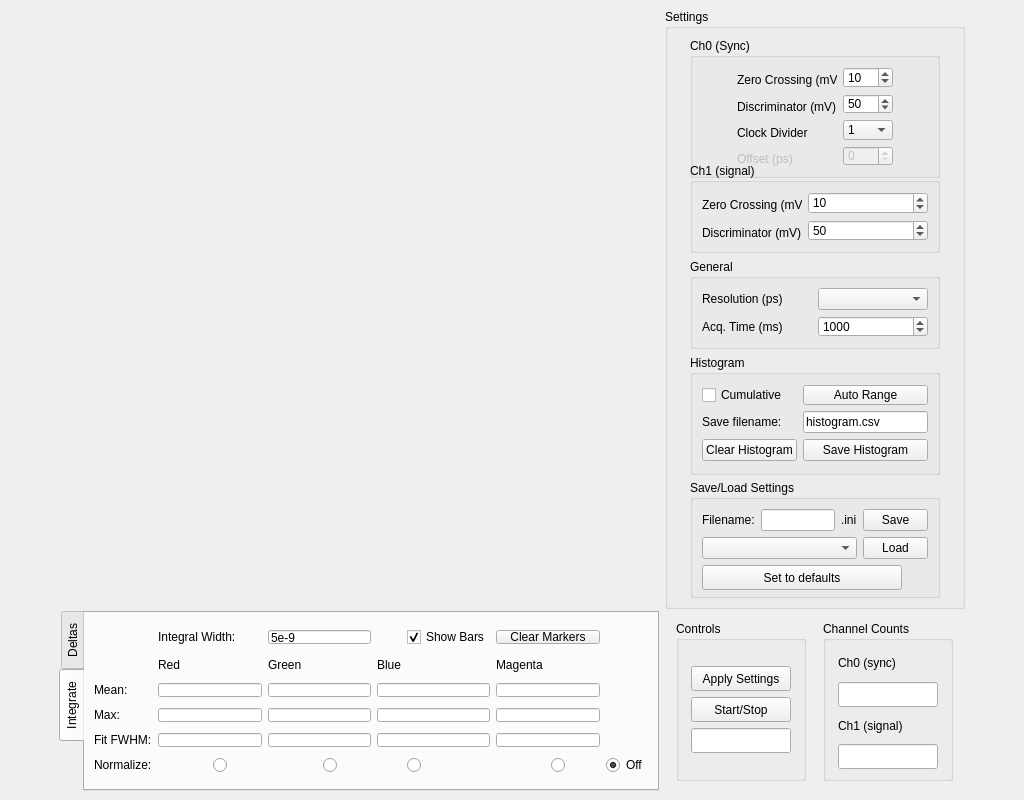
Old version of the form settings_gui.ui in the repository dldlowndes/LD_Pharppy.
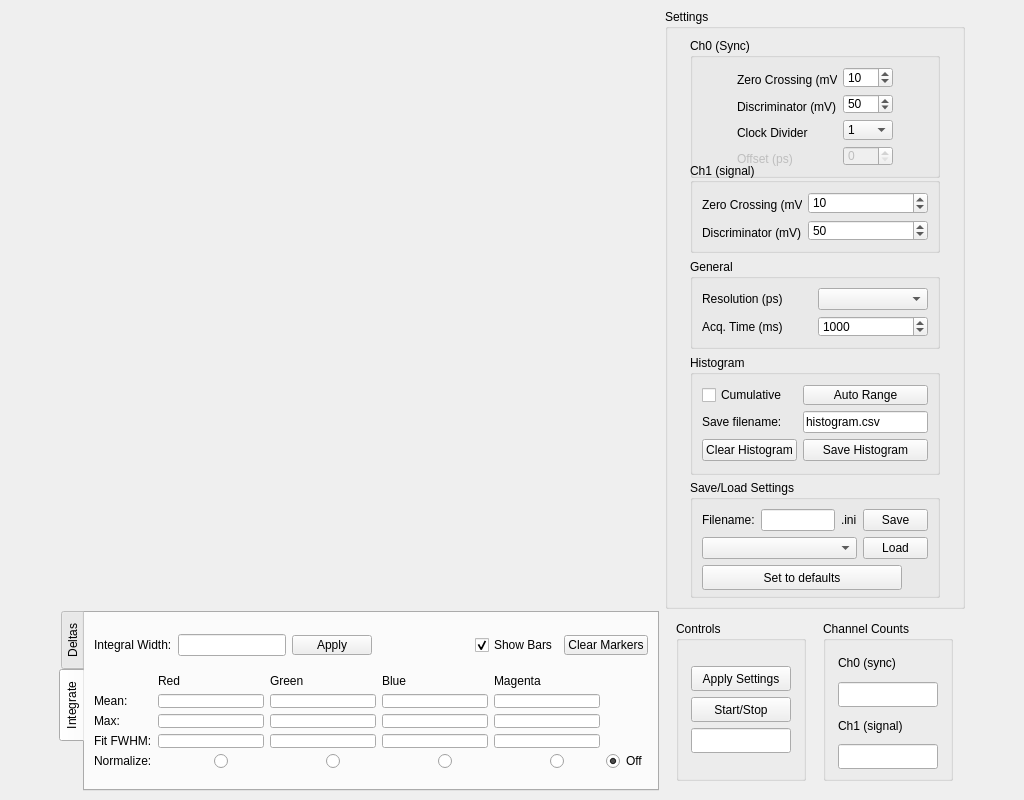
New version of the form. The open tabs and pages were chosen to show the change. Custom widgets are drawn as their Qt base class.

Commit message: integral widths set by GUI fiddled with GUI a bit in light of above.

Diff of the .ui file:
```diff
--- a/settings_gui.ui
+++ b/settings_gui.ui
@@ -1220,18 +1220,10 @@
          <attribute name="title">
           <string>Integrate</string>
          </attribute>
-         <layout class="QGridLayout" name="gridLayout_13">
-          <item row="3" column="1" colspan="2">
-           <widget class="QLineEdit" name="max_Red">
-            <property name="maximumSize">
-             <size>
-              <width>16777215</width>
-              <height>14</height>
-             </size>
-            </property>
-           </widget>
-          </item>
-          <item row="0" column="1" colspan="2">
+         <layout class="QVBoxLayout" name="verticalLayout_2">
+          <item>
+           <layout class="QHBoxLayout" name="horizontalLayout_4">
+            <item>
            <widget class="QLabel" name="label_6">
             <property name="maximumSize">
              <size>
@@ -1244,100 +1236,63 @@
             </property>
            </widget>
           </item>
-          <item row="2" column="0">
-           <widget class="QLabel" name="label_7">
-            <property name="maximumSize">
+            <item>
+             <widget class="QLineEdit" name="integral_Width"/>
+            </item>
+            <item>
+             <widget class="QPushButton" name="button_IntegralWidth">
+              <property name="minimumSize">
              <size>
-              <width>16777215</width>
-              <height>14</height>
-             </size>
-            </property>
-            <property name="text">
-             <string>Mean:</string>
-            </property>
-           </widget>
-          </item>
-          <item row="2" column="1" colspan="2">
-           <widget class="QLineEdit" name="integral_Red">
+                <width>0</width>
+                <height>20</height>
+               </size>
+              </property>
             <property name="maximumSize">
              <size>
               <width>16777215</width>
-              <height>14</height>
-             </size>
-            </property>
-           </widget>
-          </item>
-          <item row="5" column="9">
-           <widget class="QRadioButton" name="normalize_Off">
-            <property name="maximumSize">
+                <height>20</height>
+               </size>
+              </property>
+              <property name="text">
+               <string>Apply</string>
+              </property>
+             </widget>
+            </item>
+            <item>
+             <spacer name="horizontalSpacer">
+              <property name="orientation">
+               <enum>Qt::Horizontal</enum>
+              </property>
+              <property name="sizeHint" stdset="0">
              <size>
-              <width>16777215</width>
-              <height>14</height>
-             </size>
-            </property>
+                <width>40</width>
+                <height>20</height>
+               </size>
+              </property>
+             </spacer>
+            </item>
+            <item>
+             <widget class="QCheckBox" name="option_ShowBars">
             <property name="text">
-             <string>Off</string>
+               <string>Show Bars</string>
             </property>
             <property name="checked">
              <bool>true</bool>
             </property>
            </widget>
           </item>
-          <item row="0" column="3" colspan="2">
-           <widget class="QLineEdit" name="integral_Width">
-            <property name="maximumSize">
-             <size>
-              <width>16777215</width>
-              <height>14</height>
-             </size>
-            </property>
-            <property name="text">
-             <string>5e-9</string>
-            </property>
-           </widget>
-          </item>
-          <item row="5" column="0">
-           <widget class="QLabel" name="label_9">
-            <property name="maximumSize">
-             <size>
-              <width>16777215</width>
-              <height>14</height>
-             </size>
-            </property>
-            <property name="text">
-             <string>Normalize:</string>
-            </property>
-           </widget>
-          </item>
-          <item row="1" column="1">
-           <widget class="QLabel" name="label">
-            <property name="maximumSize">
-             <size>
-              <width>16777215</width>
-              <height>14</height>
-             </size>
-            </property>
-            <property name="text">
-             <string>Red</string>
-            </property>
-           </widget>
-          </item>
-          <item row="3" column="5" colspan="2">
-           <widget class="QLineEdit" name="max_Blue">
-            <property name="maximumSize">
-             <size>
-              <width>16777215</width>
-              <height>14</height>
-             </size>
-            </property>
-           </widget>
-          </item>
-          <item row="0" column="7" colspan="2">
+            <item>
            <widget class="QPushButton" name="button_ClearIntegrals">
+              <property name="minimumSize">
+               <size>
+                <width>0</width>
+                <height>20</height>
+               </size>
+              </property>
             <property name="maximumSize">
              <size>
               <width>16777215</width>
-              <height>14</height>
+                <height>20</height>
              </size>
             </property>
             <property name="text">
@@ -1345,18 +1300,12 @@
             </property>
            </widget>
           </item>
-          <item row="4" column="1" colspan="2">
-           <widget class="QLineEdit" name="fwhm_Red">
-            <property name="maximumSize">
-             <size>
-              <width>16777215</width>
-              <height>14</height>
-             </size>
-            </property>
-           </widget>
+           </layout>
           </item>
-          <item row="5" column="8">
-           <widget class="QRadioButton" name="normalize_Magenta">
+          <item>
+           <layout class="QGridLayout" name="gridLayout_13">
+            <item row="0" column="1">
+             <widget class="QLabel" name="label">
             <property name="maximumSize">
              <size>
               <width>16777215</width>
@@ -1364,11 +1313,11 @@
              </size>
             </property>
             <property name="text">
-             <string/>
+               <string>Red</string>
             </property>
            </widget>
           </item>
-          <item row="1" column="3">
+            <item row="0" column="3">
            <widget class="QLabel" name="label_3">
             <property name="maximumSize">
              <size>
@@ -1381,8 +1330,8 @@
             </property>
            </widget>
           </item>
-          <item row="5" column="6">
-           <widget class="QRadioButton" name="normalize_Blue">
+            <item row="0" column="5">
+             <widget class="QLabel" name="label_4">
             <property name="maximumSize">
              <size>
               <width>16777215</width>
@@ -1390,34 +1339,11 @@
              </size>
             </property>
             <property name="text">
-             <string/>
+               <string>Blue</string>
             </property>
            </widget>
           </item>
-          <item row="4" column="0">
-           <widget class="QLabel" name="label_11">
-            <property name="maximumSize">
-             <size>
-              <width>16777215</width>
-              <height>14</height>
-             </size>
-            </property>
-            <property name="text">
-             <string>Fit FWHM:</string>
-            </property>
-           </widget>
-          </item>
-          <item row="3" column="7" colspan="2">
-           <widget class="QLineEdit" name="max_Magenta">
-            <property name="maximumSize">
-             <size>
-              <width>16777215</width>
-              <height>14</height>
-             </size>
-            </property>
-           </widget>
-          </item>
-          <item row="1" column="7">
+            <item row="0" column="7">
            <widget class="QLabel" name="label_5">
             <property name="maximumSize">
              <size>
@@ -1430,7 +1356,50 @@
             </property>
            </widget>
           </item>
-          <item row="2" column="7" colspan="2">
+            <item row="1" column="0">
+             <widget class="QLabel" name="label_7">
+              <property name="maximumSize">
+               <size>
+                <width>16777215</width>
+                <height>14</height>
+               </size>
+              </property>
+              <property name="text">
+               <string>Mean:</string>
+              </property>
+             </widget>
+            </item>
+            <item row="1" column="1" colspan="2">
+             <widget class="QLineEdit" name="integral_Red">
+              <property name="maximumSize">
+               <size>
+                <width>16777215</width>
+                <height>14</height>
+               </size>
+              </property>
+             </widget>
+            </item>
+            <item row="1" column="3" colspan="2">
+             <widget class="QLineEdit" name="integral_Green">
+              <property name="maximumSize">
+               <size>
+                <width>16777215</width>
+                <height>14</height>
+               </size>
+              </property>
+             </widget>
+            </item>
+            <item row="1" column="5" colspan="2">
+             <widget class="QLineEdit" name="integral_Blue">
+              <property name="maximumSize">
+               <size>
+                <width>16777215</width>
+                <height>14</height>
+               </size>
+              </property>
+             </widget>
+            </item>
+            <item row="1" column="7" colspan="2">
            <widget class="QLineEdit" name="integral_Magenta">
             <property name="maximumSize">
              <size>
@@ -1440,7 +1409,7 @@
             </property>
            </widget>
           </item>
-          <item row="3" column="0">
+            <item row="2" column="0">
            <widget class="QLabel" name="label_8">
             <property name="maximumSize">
              <size>
@@ -1453,8 +1422,8 @@
             </property>
            </widget>
           </item>
-          <item row="4" column="3" colspan="2">
-           <widget class="QLineEdit" name="fwhm_Green">
+            <item row="2" column="1" colspan="2">
+             <widget class="QLineEdit" name="max_Red">
             <property name="maximumSize">
              <size>
               <width>16777215</width>
@@ -1463,40 +1432,7 @@
             </property>
            </widget>
           </item>
-          <item row="4" column="5" colspan="2">
-           <widget class="QLineEdit" name="fwhm_Blue">
-            <property name="maximumSize">
-             <size>
-              <width>16777215</width>
-              <height>14</height>
-             </size>
-            </property>
-           </widget>
-          </item>
-          <item row="1" column="5">
-           <widget class="QLabel" name="label_4">
-            <property name="maximumSize">
-             <size>
-              <width>16777215</width>
-              <height>14</height>
-             </size>
-            </property>
-            <property name="text">
-             <string>Blue</string>
-            </property>
-           </widget>
-          </item>
           <item row="2" column="3" colspan="2">
-           <widget class="QLineEdit" name="integral_Green">
-            <property name="maximumSize">
-             <size>
-              <width>16777215</width>
-              <height>14</height>
-             </size>
-            </property>
-           </widget>
-          </item>
-          <item row="3" column="3" colspan="2">
            <widget class="QLineEdit" name="max_Green">
             <property name="maximumSize">
              <size>
@@ -1506,7 +1442,93 @@
             </property>
            </widget>
           </item>
-          <item row="5" column="2">
+            <item row="2" column="5" colspan="2">
+             <widget class="QLineEdit" name="max_Blue">
+              <property name="maximumSize">
+               <size>
+                <width>16777215</width>
+                <height>14</height>
+               </size>
+              </property>
+             </widget>
+            </item>
+            <item row="2" column="7" colspan="2">
+             <widget class="QLineEdit" name="max_Magenta">
+              <property name="maximumSize">
+               <size>
+                <width>16777215</width>
+                <height>14</height>
+               </size>
+              </property>
+             </widget>
+            </item>
+            <item row="3" column="0">
+             <widget class="QLabel" name="label_11">
+              <property name="maximumSize">
+               <size>
+                <width>16777215</width>
+                <height>14</height>
+               </size>
+              </property>
+              <property name="text">
+               <string>Fit FWHM:</string>
+              </property>
+             </widget>
+            </item>
+            <item row="3" column="1" colspan="2">
+             <widget class="QLineEdit" name="fwhm_Red">
+              <property name="maximumSize">
+               <size>
+                <width>16777215</width>
+                <height>14</height>
+               </size>
+              </property>
+             </widget>
+            </item>
+            <item row="3" column="3" colspan="2">
+             <widget class="QLineEdit" name="fwhm_Green">
+              <property name="maximumSize">
+               <size>
+                <width>16777215</width>
+                <height>14</height>
+               </size>
+              </property>
+             </widget>
+            </item>
+            <item row="3" column="5" colspan="2">
+             <widget class="QLineEdit" name="fwhm_Blue">
+              <property name="maximumSize">
+               <size>
+                <width>16777215</width>
+                <height>14</height>
+               </size>
+              </property>
+             </widget>
+            </item>
+            <item row="3" column="7" colspan="2">
+             <widget class="QLineEdit" name="fwhm_Magenta">
+              <property name="maximumSize">
+               <size>
+                <width>16777215</width>
+                <height>14</height>
+               </size>
+              </property>
+             </widget>
+            </item>
+            <item row="4" column="0">
+             <widget class="QLabel" name="label_9">
+              <property name="maximumSize">
+               <size>
+                <width>16777215</width>
+                <height>14</height>
+               </size>
+              </property>
+              <property name="text">
+               <string>Normalize:</string>
+              </property>
+             </widget>
+            </item>
+            <item row="4" column="2">
            <widget class="QRadioButton" name="normalize_Red">
             <property name="maximumSize">
              <size>
@@ -1519,7 +1541,7 @@
             </property>
            </widget>
           </item>
-          <item row="5" column="4">
+            <item row="4" column="4">
            <widget class="QRadioButton" name="normalize_Green">
             <property name="maximumSize">
              <size>
@@ -1532,35 +1554,49 @@
             </property>
            </widget>
           </item>
-          <item row="4" column="7" colspan="2">
-           <widget class="QLineEdit" name="fwhm_Magenta">
+            <item row="4" column="6">
+             <widget class="QRadioButton" name="normalize_Blue">
             <property name="maximumSize">
              <size>
               <width>16777215</width>
               <height>14</height>
              </size>
             </property>
-           </widget>
-          </item>
-          <item row="2" column="5" colspan="2">
-           <widget class="QLineEdit" name="integral_Blue">
+              <property name="text">
+               <string/>
+              </property>
+             </widget>
+            </item>
+            <item row="4" column="8">
+             <widget class="QRadioButton" name="normalize_Magenta">
             <property name="maximumSize">
              <size>
               <width>16777215</width>
               <height>14</height>
              </size>
             </property>
-           </widget>
-          </item>
-          <item row="0" column="6">
-           <widget class="QCheckBox" name="option_ShowBars">
+              <property name="text">
+               <string/>
+              </property>
+             </widget>
+            </item>
+            <item row="4" column="9">
+             <widget class="QRadioButton" name="normalize_Off">
+              <property name="maximumSize">
+               <size>
+                <width>16777215</width>
+                <height>14</height>
+               </size>
+              </property>
             <property name="text">
-             <string>Show Bars</string>
+               <string>Off</string>
             </property>
             <property name="checked">
              <bool>true</bool>
             </property>
            </widget>
+            </item>
+           </layout>
           </item>
          </layout>
         </widget>
```
Left out of the diff: 2 changed lines with no effect on the pictures. Lines whose indentation alone changed are shown as unchanged. The commit also changes 3 other files.
